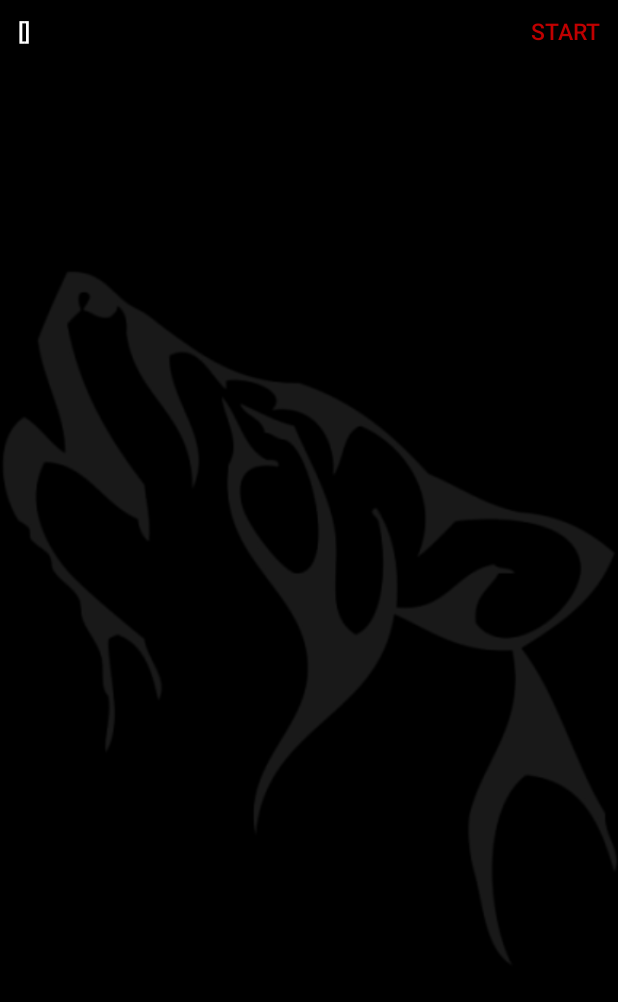
After one commit to brianhk1231/ww1, an Android app: the fragment nightFragment placed in its activity, on a phone screen of 412 x 824 dp. The commit adds this screen. Shown: the top 1002 px of the screen. Run offline under Robolectric (Android 15) with nearby library versions, the phone set to English and light mode, and no system bars.

Commit message:
added night fragment

```diff
--- a/app/src/main/java/com/example/brian/ww1/charFragment.java
+++ b/app/src/main/java/com/example/brian/ww1/charFragment.java
@@ -102,6 +102,11 @@ public class charFragment extends android.support.v4.app.Fragment {
                                 //Implement with game class
                                 //Start Game
                                 //Add Fragment
+                                nightFragment nf = new nightFragment();
+                                nf.fillChar(charMap);
+
+                                getActivity().getSupportFragmentManager().beginTransaction()
+                                        .replace(R.id.fragment_container, nf).commit();
                             }})
                         .setNegativeButton(android.R.string.no, null).show();
 
--- a/app/src/main/java/com/example/brian/ww1/chars/Character.java
+++ b/app/src/main/java/com/example/brian/ww1/chars/Character.java
@@ -38,6 +38,14 @@ public class Character{
         return role;
     }
 
+    @Override
+    public boolean equals(Object c){
+        if (this.player == ((Character) c).player && this.role == ((Character) c).role){
+            return true;
+        }
+        return false;
+    }
+
 //    @Override
 //    public int compareTo(Character c) {
 //        return (this.ordering - c.ordering);
--- /dev/null
+++ b/app/src/main/java/com/example/brian/ww1/nightFragment.java
@@ -0,0 +1,130 @@
+package com.example.brian.ww1;
+
+
+import android.os.Bundle;
+import android.support.v4.app.Fragment;
+import android.view.LayoutInflater;
+import android.view.View;
+import android.view.ViewGroup;
+import android.widget.Button;
+import android.widget.TextView;
+
+import java.lang.reflect.Array;
+import java.util.ArrayList;
+import java.util.HashMap;
+
+
+/**
+ * A simple {@link Fragment} subclass.
+ */
+public class nightFragment extends Fragment {
+    View view;
+
+    //Data Structures
+    HashMap<String, ArrayList<String>> charMap = new HashMap<>();
+    HashMap<Integer, ArrayList<String>> ordering = new HashMap<>();
+    ArrayList<String> orderList = new ArrayList<>();
+
+    //UI Elements
+    Button next;
+    TextView title;
+
+    public nightFragment() {
+        // Required empty public constructor
+    }
+
+
+    @Override
+    public View onCreateView(LayoutInflater inflater, ViewGroup container,
+                             Bundle savedInstanceState) {
+        // Inflate the layout for this fragment
+        view = inflater.inflate(R.layout.fragment_night, container, false);
+        orderList = populateChars();
+        ordering = defineOrder();
+
+        title = (TextView) view.findViewById(R.id.titleText);
+        title.setText(orderList.toString());
+
+        next = (Button) view.findViewById(R.id.buttonNext);
+        next.setOnClickListener(new View.OnClickListener() {
+            public void onClick(View v) {
+                getNext();
+                title.setText(orderList.toString() + "\n " + ordering.toString() + "\n"+ ordering.get(2).contains("Werewolf"));
+            }
+        });
+
+
+
+        return view;
+    }
+
+    public void fillChar(HashMap<String, ArrayList<String>> map){
+        charMap = map;
+    }
+
+    public ArrayList<String> populateChars(){
+        ArrayList<String> orderList = new ArrayList<>();
+        for (String s: charMap.keySet()){
+            orderList.add(s);
+        }
+        return orderList;
+    }
+
+    //ORDERING DEFINITION HERE
+    public HashMap<Integer, ArrayList<String>> defineOrder(){
+        HashMap<Integer, ArrayList<String>> ordering = new HashMap();
+        //People who don't do anything at night
+        ArrayList<String> zero = new ArrayList<>();
+        zero.add("Villager");
+        zero.add("Tanner");
+        zero.add("Hunter");
+        ordering.put(0, zero);
+
+        //Everyone else:
+        ArrayList<String> one = new ArrayList<>();
+        one.add("Bodyguard");
+        ordering.put(1, one);
+
+        ArrayList<String> two = new ArrayList<>();
+        two.add("Werewolf");
+        ordering.put(2, two);
+
+        ArrayList<String> three = new ArrayList<>();
+        three.add("Vigilante");
+        ordering.put(3, three);
+
+        ArrayList<String> four = new ArrayList<>();
+        four.add("Witch");
+        ordering.put(4, four);
+
+
+        ArrayList<String> five = new ArrayList<>();
+        five.add("Seer");
+        ordering.put(5, five);
+
+        ArrayList<String> six = new ArrayList<>();
+        six.add("Detective");
+        ordering.put(6, six);
+
+        return ordering;
+
+    }
+
+    public String getNext(){
+        String next = "";
+        int num = 6;
+
+        while (num > 0) {
+            for (String character : orderList) {
+                if (ordering.get(num).contains(character)){
+                    next = character;
+                }
+
+            }
+            num --;
+        }
+        if (orderList.contains(next)){orderList.remove(next);}
+        return next;
+    }
+
+}
--- /dev/null
+++ b/app/src/main/res/layout/fragment_night.xml
@@ -0,0 +1,74 @@
+<?xml version="1.0" encoding="utf-8"?>
+<android.support.constraint.ConstraintLayout xmlns:android="http://schemas.android.com/apk/res/android"
+    xmlns:tools="http://schemas.android.com/tools"
+    android:layout_width="match_parent"
+    android:layout_height="match_parent"
+
+    xmlns:app="http://schemas.android.com/apk/res-auto"
+    tools:context=".nightFragment"
+    android:background="#000000">
+
+    <!-- TODO: Update blank fragment layout -->
+    <ImageView
+        android:background="@android:color/transparent"
+        android:layout_width="match_parent"
+        android:layout_height="match_parent"
+        android:src="@drawable/background1"
+        android:alpha=".1"
+
+        />
+    <Button
+        android:id="@+id/buttonNext"
+        style="@style/Widget.AppCompat.Button.Borderless"
+        android:layout_width="match_parent"
+        android:layout_height="wrap_content"
+        android:gravity="right"
+        android:textSize="15dp"
+        android:text="Start"
+        app:layout_constraintLeft_toRightOf="@+id/titleText"
+        app:layout_constraintBottom_toTopOf="@id/scrollView"
+        android:textColor="@color/colorAccent" />
+
+    <TextView
+        app:layout_constraintRight_toLeftOf="@+id/buttonStart"
+        android:id="@+id/titleText"
+        android:layout_width="wrap_content"
+        android:layout_height="wrap_content"
+        android:gravity=""
+        android:textSize="15dp"
+        android:text=""
+        style="@style/Widget.AppCompat.Button.Borderless"
+        app:layout_constraintBottom_toTopOf="@id/scrollView"
+        android:textColor="#FFFFFF"
+
+        />
+
+    <ScrollView
+        android:id="@+id/scrollView"
+        android:layout_width="fill_parent"
+        android:layout_height="wrap_content"
+
+
+        app:layout_constraintBottom_toBottomOf="parent"
+        app:layout_constraintLeft_toLeftOf="parent"
+        app:layout_constraintRight_toRightOf="parent"
+        app:layout_constraintTop_toBottomOf="@+id/titleText"
+        android:overScrollMode="never">
+
+        <LinearLayout
+            android:id="@+id/linearLayout"
+            android:layout_width="wrap_content"
+            android:layout_height="wrap_content"
+            android:layout_gravity="center_horizontal"
+            android:gravity="center_horizontal"
+            android:orientation="vertical"
+
+
+            />
+
+
+    </ScrollView>
+
+
+
+</android.support.constraint.ConstraintLayout>
```
